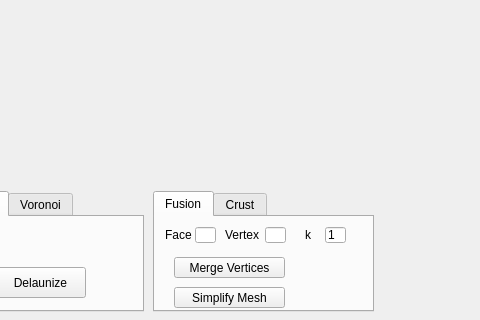
Aros69/MeshComputation, file mainwindow.ui: the form before one commit; both pictures show x 397 to 877 and y 316 to 636 of the 1040 by 636 pixel window.
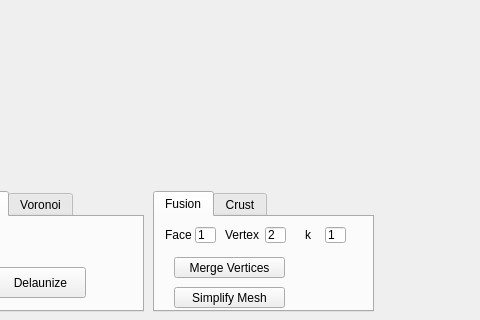
The form after the commit. Custom widgets are drawn as their Qt base class.

Commit message: et de 1 bug plus que 4 501 972

```diff
--- a/mainwindow.ui
+++ b/mainwindow.ui
@@ -516,6 +516,9 @@
         <height>16</height>
        </rect>
       </property>
+      <property name="text">
+       <string>1</string>
+      </property>
      </widget>
      <widget class="QLineEdit" name="fusionVertexID">
       <property name="geometry">
@@ -526,6 +529,9 @@
         <height>16</height>
        </rect>
       </property>
+      <property name="text">
+       <string>2</string>
+      </property>
      </widget>
      <widget class="QPushButton" name="mergeVertices">
       <property name="geometry">
```
The commit also changes 2 other files.
